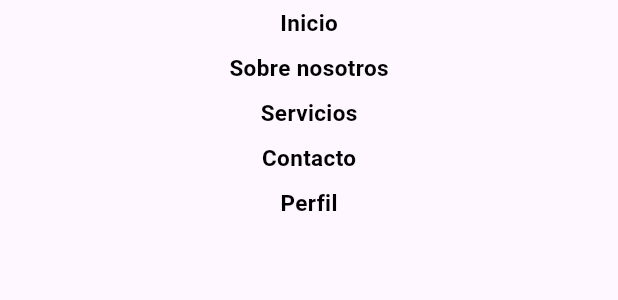
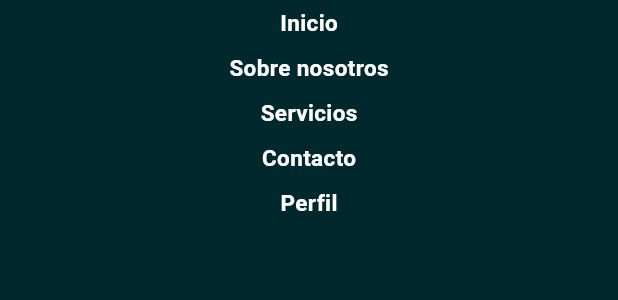
Before and after one commit to Kuater23/psiconnect, a Flutter app: the MobileNavBar widget shown alone on an empty page, opened directly with empty values, on a phone screen of 412 x 824 dp. Shown: the top 300 px of the screen. Run offline on Flutter 3.47's test engine with Material 3 defaults, Android fonts, the phone set to English and light mode, and no system bars; our stand-ins replace cloud_firestore, firebase_auth, firebase_core, flutter_hooks, flutter_riverpod, google_sign_in and 4 more; accounts and stored records are empty.

Commit message:
Nav bar, cambio de color de fondo y de texto

```diff
--- a/lib/src/navigation_bar/nav_bar.dart
+++ b/lib/src/navigation_bar/nav_bar.dart
@@ -67,11 +67,13 @@ class DesktopNavBar extends HookConsumerWidget {
   @override
   Widget build(BuildContext context, WidgetRef ref) {
     final isScrolled = ref.watch(scrolledProvider);
-    final navBarColor = isScrolled ? Colors.blue : Colors.white;
+    final navBarColor = const Color(0xFF01282D); // Color base de Psiconnect
+    final textColor = Colors.white; // Letras en blanco
     final userSession = ref.watch(sessionProvider);
 
     return Container(
-      color: navBarColor,
+      width: MediaQuery.of(context).size.width, // Ocupar todo el ancho
+      color: navBarColor, // Fondo de Psiconnect
       child: Padding(
         padding: const EdgeInsets.symmetric(vertical: 10.0, horizontal: 20.0),
         child: Row(
@@ -87,16 +89,29 @@ class DesktopNavBar extends HookConsumerWidget {
               mainAxisAlignment: MainAxisAlignment.end,
               crossAxisAlignment: CrossAxisAlignment.start,
               children: [
-                NavBarButton(text: 'Inicio', onTap: () => scrollTo(homeKey)),
+                NavBarButton(
+                  text: 'Inicio',
+                  onTap: () => scrollTo(homeKey),
+                  defaultColor: textColor,
+                ),
                 SizedBox(width: 10),
                 NavBarButton(
-                    text: 'Sobre nosotros', onTap: () => scrollTo(featureKey)),
+                  text: 'Sobre nosotros',
+                  onTap: () => scrollTo(featureKey),
+                  defaultColor: textColor,
+                ),
                 SizedBox(width: 10),
                 NavBarButton(
-                    text: 'Servicios', onTap: () => scrollTo(screenshotKey)),
+                  text: 'Servicios',
+                  onTap: () => scrollTo(screenshotKey),
+                  defaultColor: textColor,
+                ),
                 SizedBox(width: 10),
                 NavBarButton(
-                    text: 'Contacto', onTap: () => scrollTo(contactKey)),
+                  text: 'Contacto',
+                  onTap: () => scrollTo(contactKey),
+                  defaultColor: textColor,
+                ),
                 SizedBox(width: 10),
                 if (userSession != null)
                   NavBarButton(
@@ -104,19 +119,22 @@ class DesktopNavBar extends HookConsumerWidget {
                     onTap: () {
                       _navigateToRolePage(context, userSession.role);
                     },
+                    defaultColor: textColor,
                   )
                 else ...[
                   NavBarButton(
                       text: 'Iniciar sesión',
                       onTap: () {
                         Navigator.pushNamed(context, '/login');
-                      }),
+                      },
+                      defaultColor: textColor),
                   SizedBox(width: 10),
                   NavBarButton(
                       text: 'Registrarse',
                       onTap: () {
                         Navigator.pushNamed(context, '/register');
-                      }),
+                      },
+                      defaultColor: textColor),
                 ],
               ],
             ),
@@ -172,31 +190,51 @@ class MobileNavBar extends HookConsumerWidget {
     final userSession = ref.watch(sessionProvider);
 
     return Container(
+      color: const Color(0xFF01282D), // Fondo de Psiconnect
+      width: MediaQuery.of(context).size.width, // Ocupar todo el ancho
       child: Column(
         children: [
-          NavBarButton(text: 'Inicio', onTap: () => scrollTo(homeKey)),
           NavBarButton(
-              text: 'Sobre nosotros', onTap: () => scrollTo(featureKey)),
-          NavBarButton(text: 'Servicios', onTap: () => scrollTo(screenshotKey)),
-          NavBarButton(text: 'Contacto', onTap: () => scrollTo(contactKey)),
+            text: 'Inicio',
+            onTap: () => scrollTo(homeKey),
+            defaultColor: Colors.white,
+          ),
+          NavBarButton(
+            text: 'Sobre nosotros',
+            onTap: () => scrollTo(featureKey),
+            defaultColor: Colors.white,
+          ),
+          NavBarButton(
+            text: 'Servicios',
+            onTap: () => scrollTo(screenshotKey),
+            defaultColor: Colors.white,
+          ),
+          NavBarButton(
+            text: 'Contacto',
+            onTap: () => scrollTo(contactKey),
+            defaultColor: Colors.white,
+          ),
           if (userSession != null)
             NavBarButton(
               text: 'Perfil',
               onTap: () {
                 _navigateToRolePage(context, userSession.role);
               },
+              defaultColor: Colors.white,
             )
           else ...[
             NavBarButton(
                 text: 'Iniciar sesión',
                 onTap: () {
                   Navigator.pushNamed(context, '/login');
-                }),
+                },
+                defaultColor: Colors.white),
             NavBarButton(
                 text: 'Registrarse',
                 onTap: () {
                   Navigator.pushNamed(context, '/register');
-                }),
+                },
+                defaultColor: Colors.white),
           ],
         ],
       ),
```
